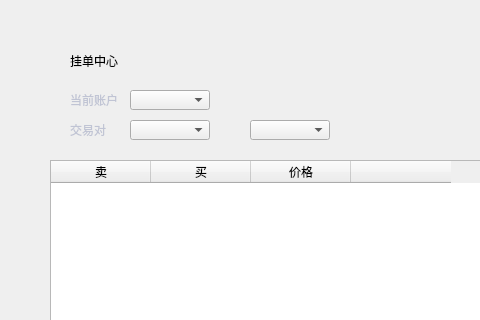
Qt form exchange/OnchainOrderPage.ui (HcashOrg/hx-indicator) before a commit; both pictures show x 0 to 480 and y 0 to 320 of the 770 by 530 pixel window.
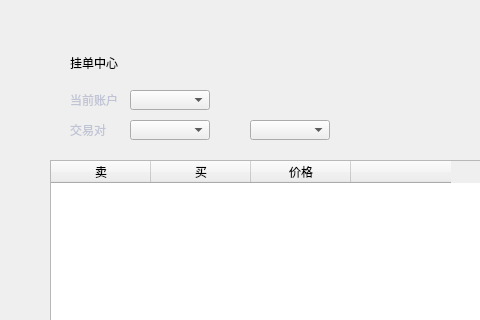
The same form after that commit. Icons and pictures are not drawn.

What changed in the file:
```diff
--- a/exchange/OnchainOrderPage.ui
+++ b/exchange/OnchainOrderPage.ui
@@ -72,8 +72,8 @@
     <rect>
      <x>70</x>
      <y>50</y>
-     <width>91</width>
-     <height>22</height>
+     <width>200</width>
+     <height>26</height>
     </rect>
    </property>
    <property name="styleSheet">
```
